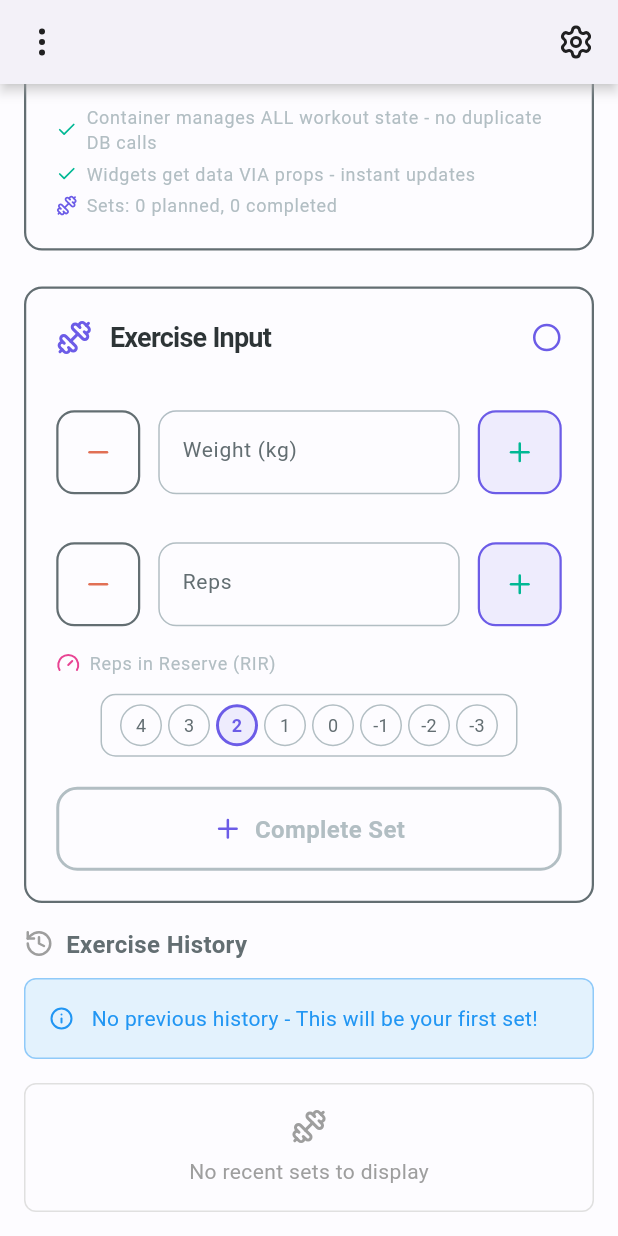
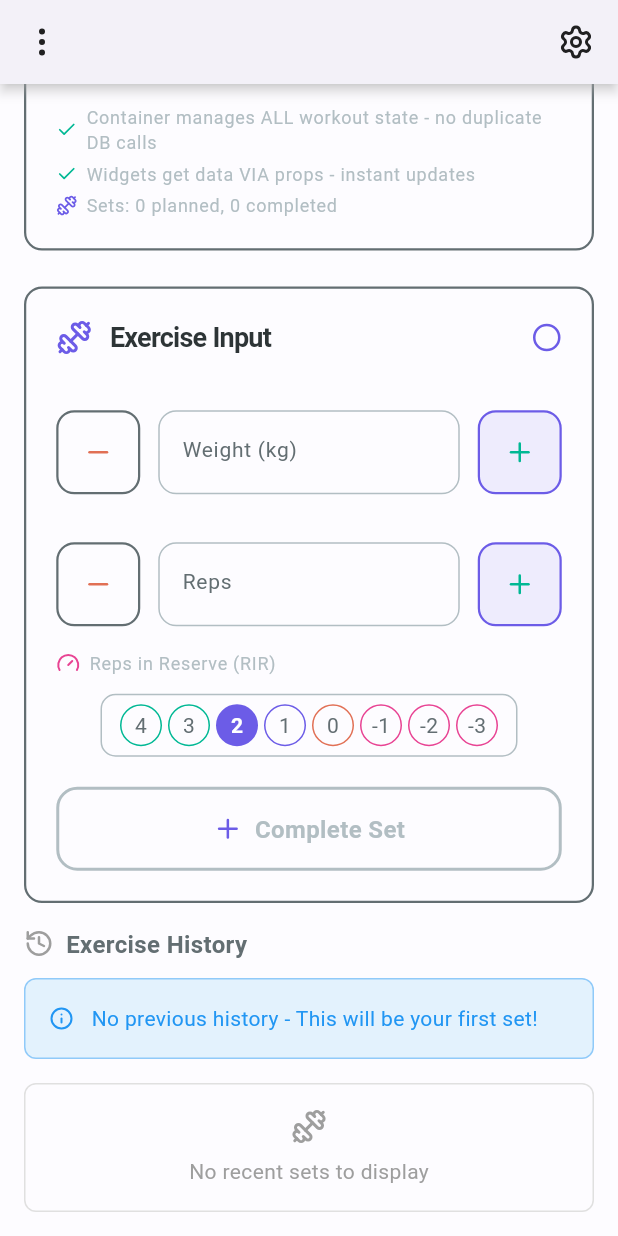
Before and after one commit to trebberg/hypertrack-pro, a Flutter app: the ContainerScreen screen opened directly with empty values, scrolled down 89 dp, on a phone screen of 412 x 824 dp. Run offline on Flutter 3.47's test engine with Material 3 defaults, Android fonts, the phone set to English and light mode, and no system bars; our stand-ins replace drift, lucide_icons; accounts and stored records are empty; generated files the repository leaves out were written again.

Commit message:
Extra rir visuals

```diff
--- a/lib/widgets/exercise_input_widget.dart
+++ b/lib/widgets/exercise_input_widget.dart
@@ -674,13 +674,11 @@ class _ExerciseInputWidgetState extends State<ExerciseInputWidget> {
                       decoration: BoxDecoration(
                         shape: BoxShape.circle,
                         border: Border.all(
-                          color: _selectedRir == rir
-                              ? _getRirColor(rir)
-                              : HyperTrackTheme.lightGrey,
+                          color: _getRirColor(rir),
                           width: _selectedRir == rir ? 2 : 1,
                         ),
                         color: _selectedRir == rir
-                            ? _getRirColor(rir).withOpacity(0.1)
+                            ? _getRirColor(rir)
                             : Colors.transparent,
                       ),
                       child: Center(
@@ -688,12 +686,11 @@ class _ExerciseInputWidgetState extends State<ExerciseInputWidget> {
                           rir >= 0 ? '$rir' : '$rir',
                           style: HyperTrackTheme.bodyText.copyWith(
                             color: _selectedRir == rir
-                                ? _getRirColor(rir)
+                                ? Colors.white
                                 : HyperTrackTheme.mediumGrey,
                             fontWeight: _selectedRir == rir
                                 ? FontWeight.w600
-                                : FontWeight.w400,
-                            fontSize: 12,
+                                : FontWeight.normal,
                           ),
                         ),
                       ),
```
